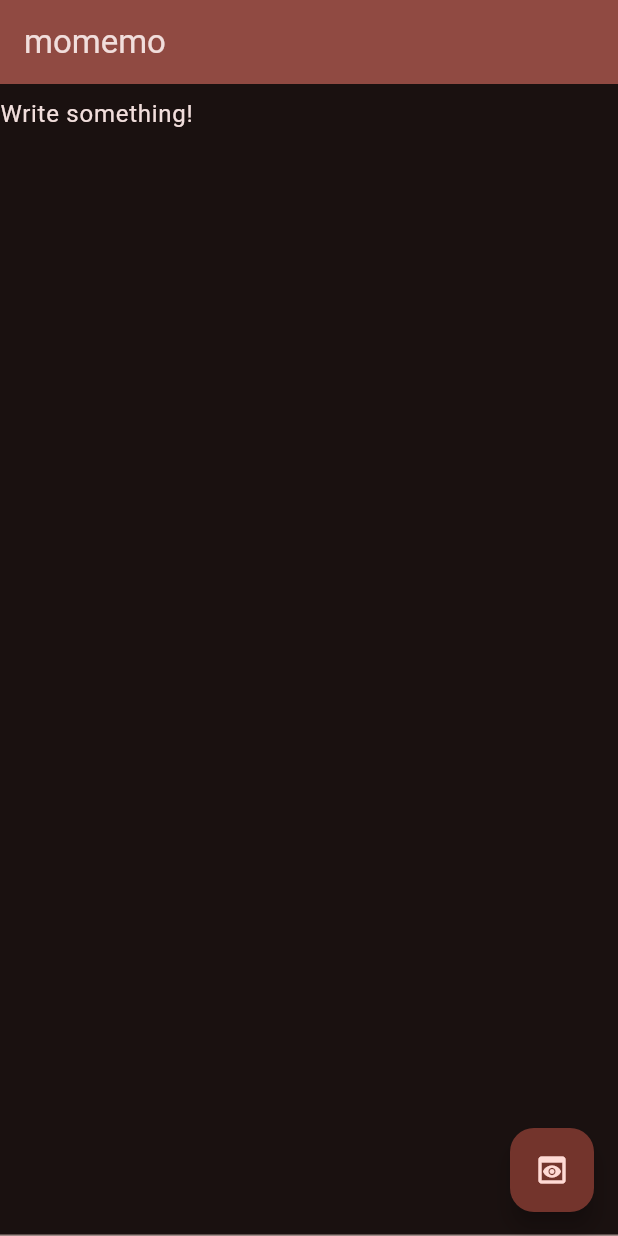
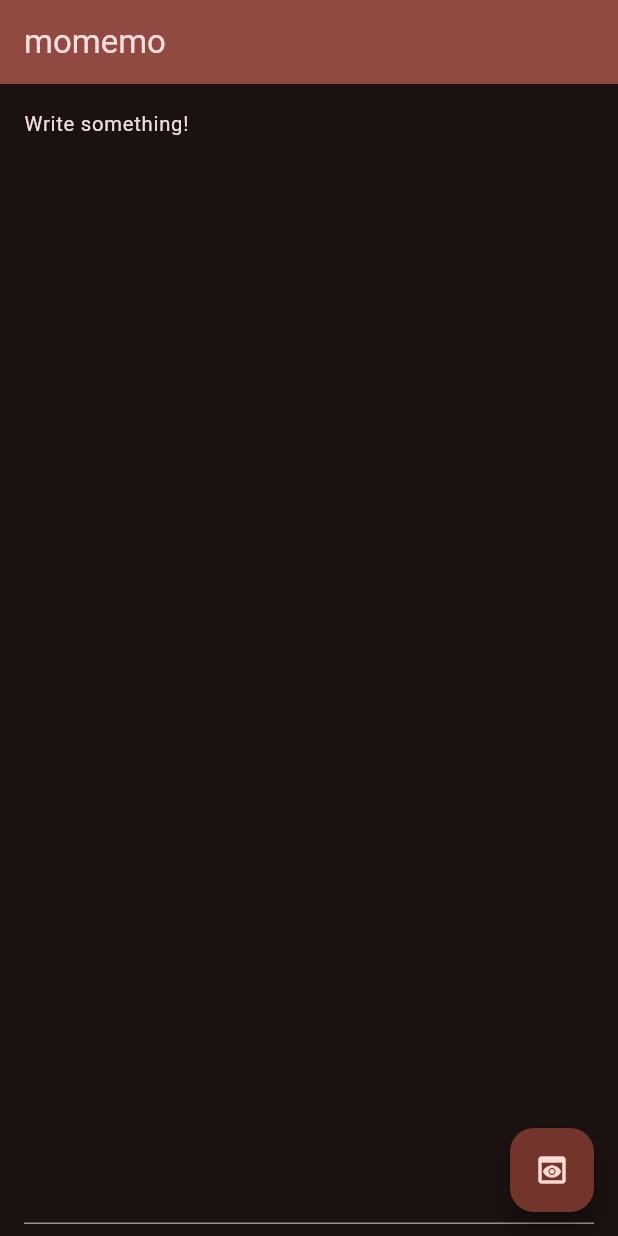
Before and after one commit to nekotori55/momemo, a Flutter app: the screen it shows after launch, after a tap on the "edit" icon, on a phone screen of 412 x 824 dp. Run offline on Flutter 3.47's test engine with Material 3 defaults, Android fonts, the phone set to English and light mode, and no system bars; our stand-ins replace flutter_markdown_plus.

Commit message:
refactor + style

```diff
--- a/lib/home_page.dart
+++ b/lib/home_page.dart
@@ -18,7 +18,7 @@ class HomePage extends StatefulWidget {
 }
 
 class _HomePageState extends State<HomePage> {
-  String content = "Write something!";
+  String markdownSource = "Write something!";
 
   bool _editMode = false;
 
@@ -33,8 +33,18 @@ class _HomePageState extends State<HomePage> {
       ),
       body: SafeArea(
         child: !_editMode
-            ? Markdown(data: content, selectable: true)
-            : Column(
+            ? Markdown(
+                data: markdownSource,
+                selectable: true,
+
+                padding: .symmetric(vertical: 12.0, horizontal: 16),
+              )
+            : Padding(
+                padding: const EdgeInsets.symmetric(
+                  vertical: 8.0,
+                  horizontal: 16.0,
+                ),
+                child: Column(
                   children: [
                     Expanded(
                       child: TextField(
@@ -42,9 +52,11 @@ class _HomePageState extends State<HomePage> {
                         maxLines: null,
                         expands: true,
                         controller: _textEditingController,
+                        style: TextStyle(fontSize: 13.5),
                       ),
                     ),
                   ],
+                ),
               ),
       ),
 
@@ -52,9 +64,9 @@ class _HomePageState extends State<HomePage> {
         onPressed: () {
           setState(() {
             if (_editMode) {
-              content = _textEditingController.text;
+              markdownSource = _textEditingController.text;
             } else {
-              _textEditingController.text = content;
+              _textEditingController.text = markdownSource;
             }
             _editMode = !_editMode;
           });
@@ -66,6 +78,7 @@ class _HomePageState extends State<HomePage> {
 
   @override
   void dispose() {
+    _textEditingController.dispose();
     super.dispose();
   }
 }
```
Lines whose indentation alone changed are shown as unchanged.
